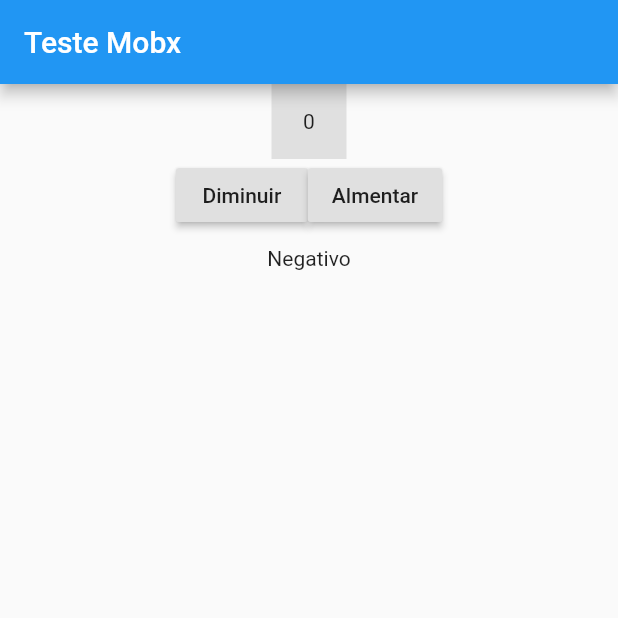
After one commit to WallasFaria/aula_mobile_flutter, a Flutter app: the TexteMobx screen opened directly, on a phone screen of 412 x 824 dp, the top half of it. The commit adds this screen. Run offline on Flutter 3.47's test engine with Material 2 defaults, Android fonts, the phone set to English and light mode, and no system bars; our stand-ins replace dio, firebase_auth, firebase_storage, flutter_mobx, image_picker, mobx and 1 more; accounts and stored records are empty; generated files the repository leaves out were written again; network calls fail.

Commit message:
mobx e provider
comando para escutar as modificações dos arquivos mobx.

flutter packages pub run build_runner watch

```diff
--- /dev/null
+++ b/loja/lib/components/resultado.dart
@@ -0,0 +1,20 @@
+import 'package:flutter/material.dart';
+import 'package:flutter_mobx/flutter_mobx.dart';
+import 'package:loja/models/contador.dart';
+import 'package:provider/provider.dart';
+
+class Resultado extends StatelessWidget {
+  @override
+  Widget build(BuildContext context) {
+    final contador = Provider.of<Contador>(context);
+
+    return Container(
+      child: Center(child: Observer(builder: (_) {
+        return Text(contador.valor.toString());
+      })),
+      width: 50,
+      height: 50,
+      color: Colors.grey[300],
+    );
+  }
+}
--- /dev/null
+++ b/loja/lib/models/contador.dart
@@ -0,0 +1,27 @@
+
+import 'package:mobx/mobx.dart';
+
+part 'contador.g.dart';
+
+class Contador = _ContadorBase with _$Contador;
+
+abstract class _ContadorBase with Store {
+  @observable
+  var valor = 0;
+
+  @observable
+  var loading = false;
+
+  @action
+  void almentar() {
+    valor++;
+  }
+
+  @action
+  void diminuir() => valor--;
+
+  @computed
+  String get positivoNegativo {
+    return valor > 0 ? 'Positivo' : 'Negativo';
+  }
+}
--- a/loja/lib/pages/inicial.dart
+++ b/loja/lib/pages/inicial.dart
@@ -2,6 +2,7 @@ import 'package:firebase_auth/firebase_auth.dart';
 import 'package:flutter/material.dart';
 import 'package:loja/pages/produto_lista.dart';
 import 'package:loja/pages/registro_perfil.dart';
+import 'package:loja/pages/teste_mobx.dart';
 import 'package:loja/services/perfil_service.dart';
 import 'package:loja/utils/http.dart';
 
@@ -30,7 +31,7 @@ class _InicialState extends State<Inicial> {
         await _service.getPerfil(user.uid);
         HttpClient.instance.options.headers['token'] = user.uid;
         Navigator.of(context).pushReplacement(MaterialPageRoute(
-          builder: (context) => ProdutoLista(),
+          builder: (context) => TexteMobx(),
         ));
       } catch (e) {
         Navigator.of(context).pushReplacement(MaterialPageRoute(
--- /dev/null
+++ b/loja/lib/pages/teste_mobx.dart
@@ -0,0 +1,46 @@
+import 'package:flutter/material.dart';
+import 'package:flutter_mobx/flutter_mobx.dart';
+import 'package:loja/components/resultado.dart';
+import 'package:loja/models/contador.dart';
+import 'package:provider/provider.dart';
+
+class TexteMobx extends StatefulWidget {
+  @override
+  _TexteMobxState createState() => _TexteMobxState();
+}
+
+class _TexteMobxState extends State<TexteMobx> {
+  @override
+  Widget build(BuildContext context) {
+    final contador = Provider.of<Contador>(context);
+    return Scaffold(
+      appBar: AppBar(
+        title: Text('Teste Mobx'),
+      ),
+      body: Column(
+        children: <Widget>[
+          Resultado(),
+          Row(
+            mainAxisAlignment: MainAxisAlignment.center,
+            children: <Widget>[
+              RaisedButton(
+                onPressed: contador.diminuir,
+                child: Text('Diminuir'),
+              ),
+              RaisedButton(
+                onPressed: contador.almentar,
+                child: Text('Almentar'),
+              )
+            ],
+          ),
+          Padding(
+            padding: EdgeInsets.all(10),
+            child: Observer(builder: (_) {
+              return Text(contador.positivoNegativo);
+            }),
+          )
+        ],
+      ),
+    );
+  }
+}
--- a/loja/pubspec.yaml
+++ b/loja/pubspec.yaml
@@ -26,6 +26,9 @@ dependencies:
   firebase_auth: ^0.16.1
   firebase_storage: ^3.1.6
   image_picker: ^0.6.7
+  mobx:
+  flutter_mobx:
+  provider: ^4.1.3
   flutter:
     sdk: flutter
 
@@ -35,6 +38,8 @@ dependencies:
   cupertino_icons: ^0.1.3
 
 dev_dependencies:
+  mobx_codegen:
+  build_runner:
   flutter_test:
     sdk: flutter
 
```
Also changed, not shown: loja/lib/main.dart (+13 -6 lines), loja/lib/models/contador.g.dart (added), loja/pubspec.lock.
